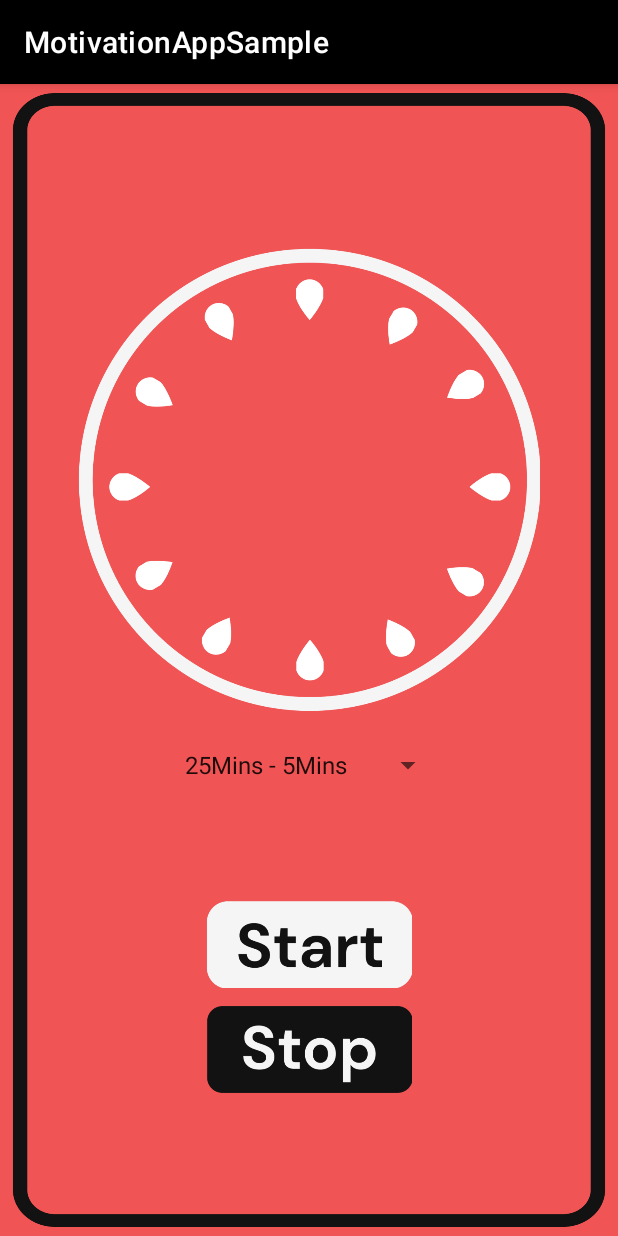
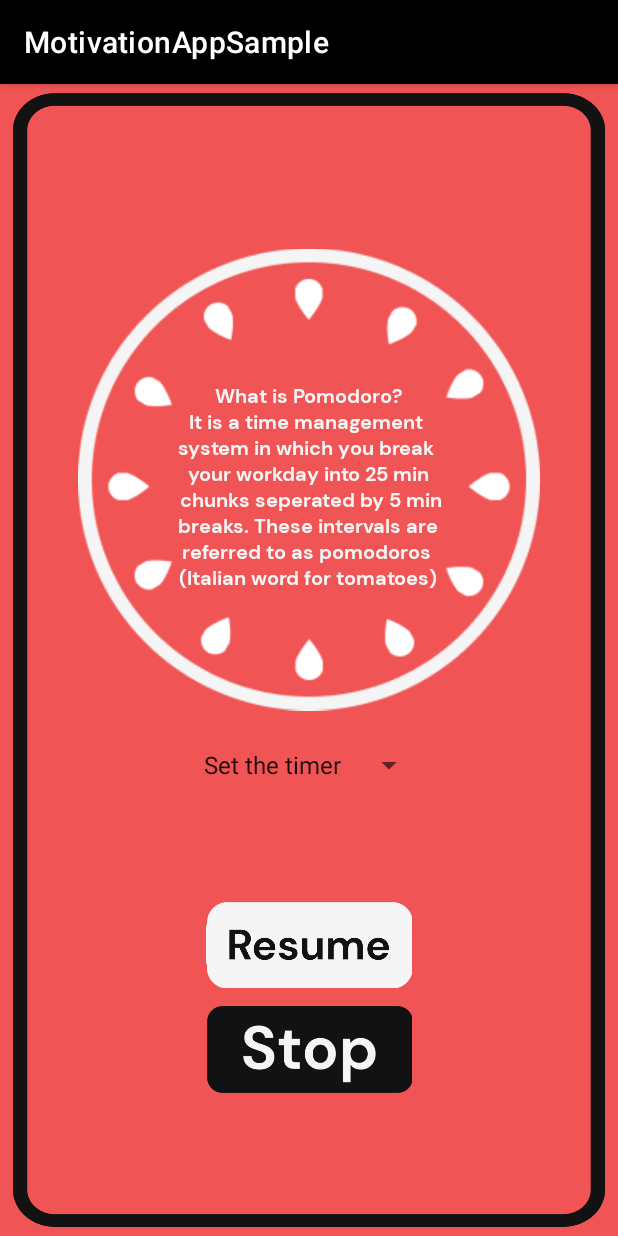
Before and after one commit to Chaitanya-Shinde/MotivationAppSample, an Android app: the Pomodoro screen opened directly, with no data from a screen before it, on a phone screen of 412 x 824 dp. Run offline under Robolectric (Android 15) with nearby library versions, the phone set to English and light mode, and no system bars.

Commit message:
Pomodoro 50%, Reminder 30%

```diff
--- a/app/src/main/res/layout/activity_pomodoro.xml
+++ b/app/src/main/res/layout/activity_pomodoro.xml
@@ -7,8 +7,6 @@
     android:gravity="center"
     android:orientation="vertical"
     tools:context=".Pomodoro"
-
-
     >
 
     <FrameLayout
@@ -24,8 +22,31 @@
             android:layout_height="310dp"
             android:layout_gravity="center"
             android:translationY="-120dp"
-            app:srcCompat="@drawable/clock_face"/>
+            app:srcCompat="@drawable/clockface"
+            />
 
+        <TextView
+            android:id="@+id/timer"
+            android:layout_height="wrap_content"
+            android:layout_width="wrap_content"
+            android:layout_gravity="center"
+            android:layout_marginBottom="115dp"
+            android:textSize="65sp"
+            android:textColor="@color/whitee"
+            android:fontFamily="@font/dmsansbold"
+            />
+        <TextView
+            android:id="@+id/abtpomodoro"
+            android:layout_height="wrap_content"
+            android:layout_width="wrap_content"
+            android:layout_gravity="center"
+            android:layout_marginBottom="115dp"
+            android:text="What is Pomodoro?\nIt is a time management \nsystem in which you break \nyour workday into 25 min\n chunks seperated by 5 min\n breaks. These intervals are \nreferred to as pomodoros \n(Italian word for tomatoes)"
+            android:textAlignment="center"
+            android:textSize="13sp"
+            android:textColor="@color/whitee"
+            android:fontFamily="@font/dmsansbold"
+            />
 
         <Spinner
             android:id="@+id/spinner"
@@ -35,30 +56,56 @@
             android:entries="@array/time"
             android:spinnerMode="dropdown"
             android:translationY="70dp"
+            />
 
+        <TextView
+            android:id="@+id/mode"
+            android:layout_width="wrap_content"
+            android:layout_height="85dp"
+            android:layout_gravity="center"
+            android:textSize="20sp"
+            android:translationY="100dp"
+            android:textColor="@color/whitee"
+            android:fontFamily="@font/dmsansbold"
             />
 
         <ImageView
-            android:id="@+id/imageView3"
+            android:id="@+id/pause"
             android:layout_width="137dp"
             android:layout_height="63dp"
             android:layout_gravity="center"
-            app:srcCompat="@drawable/pause_btn"
-            android:translationY="190dp"/>
+            android:src="@drawable/pause_btn"
+            android:translationY="190dp"
+            android:visibility="invisible"
+             />
+
 
         <ImageView
-            android:layout_width="137dp"
-            android:layout_height="63dp"
-            android:layout_gravity="center"
-            android:src="@drawable/stop_btn"
-            android:translationY="260dp" />
-
-        <ImageView
+            android:id="@+id/start"
             android:layout_width="137dp"
             android:layout_height="63dp"
             android:layout_gravity="center"
             android:src="@drawable/start_btn"
-            android:translationY="190dp" />
+            android:translationY="190dp"
+            />
+
+        <ImageView
+            android:id="@+id/resume"
+            android:layout_width="137dp"
+            android:layout_height="63dp"
+            android:layout_gravity="center"
+            android:src="@drawable/resume_btn"
+            android:translationY="190dp"
+            />
+
+        <ImageView
+            android:id="@+id/stop"
+            android:layout_width="137dp"
+            android:layout_height="63dp"
+            android:src="@drawable/stop_btn"
+            android:layout_gravity="center"
+            android:translationY="260dp"
+            />
 
     </FrameLayout>
 </LinearLayout>
--- a/app/src/main/res/layout/activity_reminder.xml
+++ b/app/src/main/res/layout/activity_reminder.xml
@@ -8,6 +8,7 @@
     android:orientation="vertical"
     tools:context=".Reminder"
     android:layout_gravity="center"
+
 
     >
 
--- a/app/src/main/res/values/strings.xml
+++ b/app/src/main/res/values/strings.xml
@@ -3,10 +3,9 @@
     <string name="nav_open"> Open </string>
     <string name="nav_close"> Close </string>
     <string-array name="time">
-
-
-        <item>25Mins - 5Mins</item>
-        <item>45Mins - 15Mins</item>
+        <item>Set the timer</item>
+        <item>Easy Mode</item>
+        <item>Hard Mode</item>
     </string-array>
 
 
```
Also changed, not shown: app/src/main/java/com/example/motivationappsample/Pomodoro.java (+162 -6 lines), app/src/main/res/drawable/resume_btn.png (added).
